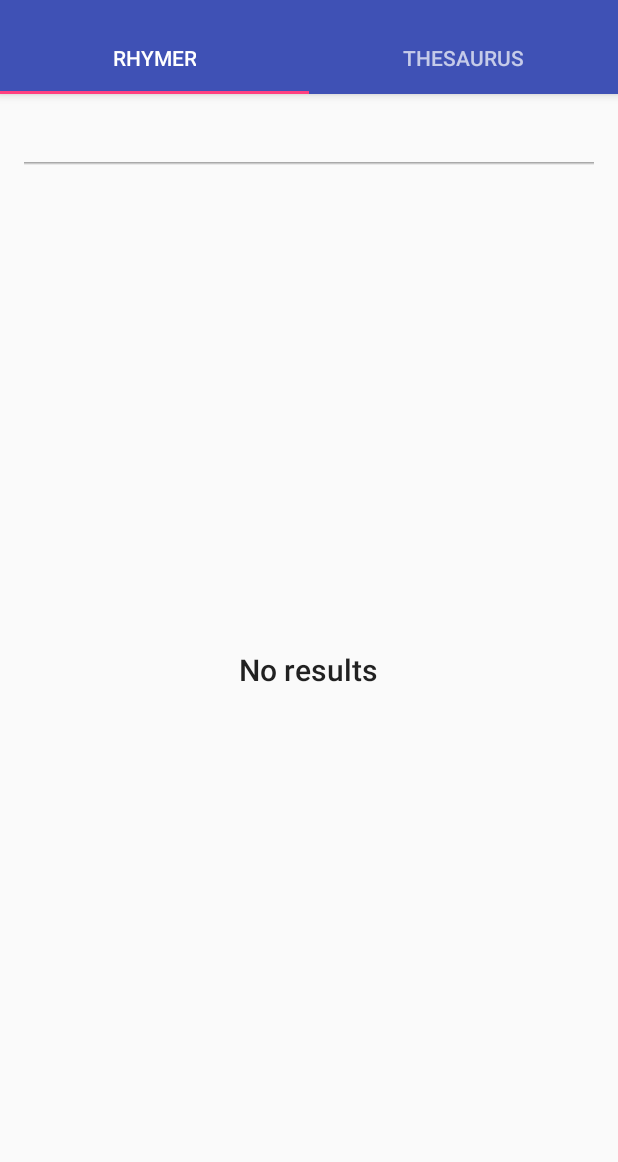
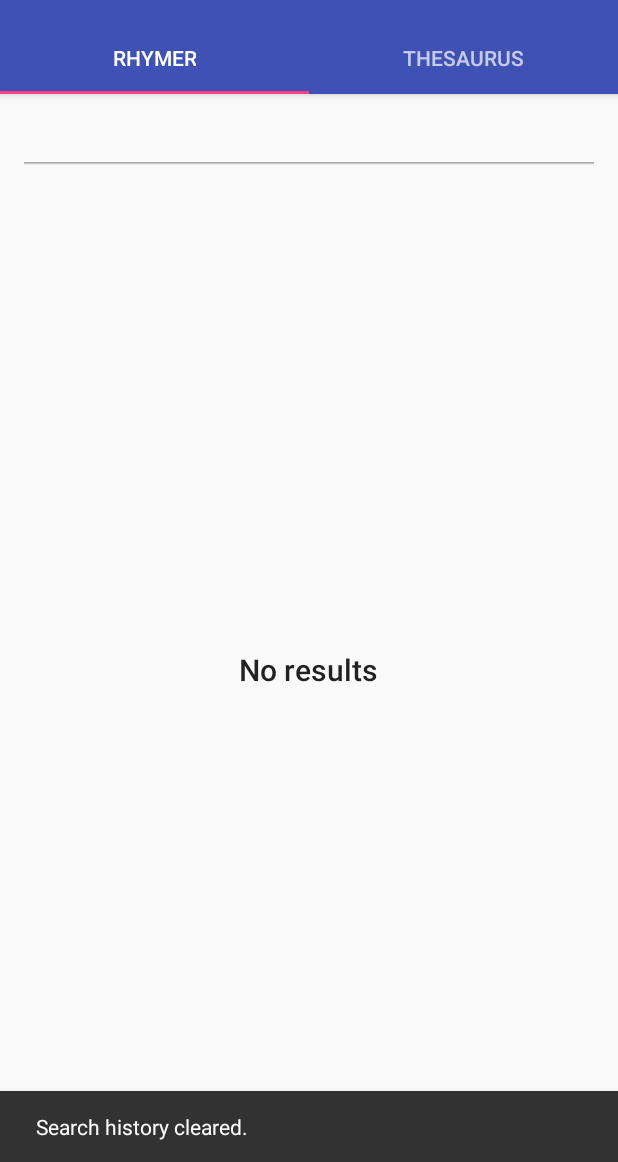
Before and after one commit to caarmen/poet-assistant, an Android app: the screen it shows after launch (MainActivity), in the options menu, after a tap on "Clear search history", on a phone screen of 412 x 824 dp, the part 74-1236 px from its top. Run offline under Robolectric (Android 15) with nearby library versions, the phone set to English and light mode, and no system bars; pictures from the network do not load; 5 statements that could not run were skipped.

Commit message:
Show a snackbar when the suggestions history is cleared.

```diff
--- a/app/src/main/java/ca/rmen/android/poetassistant/main/MainActivity.java
+++ b/app/src/main/java/ca/rmen/android/poetassistant/main/MainActivity.java
@@ -23,6 +23,7 @@ import android.app.SearchManager;
 import android.content.Intent;
 import android.net.Uri;
 import android.os.Bundle;
+import android.support.design.widget.Snackbar;
 import android.support.design.widget.TabLayout;
 import android.support.v4.view.ViewPager;
 import android.support.v7.app.AppCompatActivity;
@@ -108,6 +109,7 @@ public class MainActivity extends AppCompatActivity implements OnWordClickedList
             return true;
         } else if (item.getItemId() == R.id.action_clear_search_history) {
             mSearch.clearSearchHistory();
+            Snackbar.make(mViewPager.getRootView(), R.string.search_history_cleared, Snackbar.LENGTH_SHORT).show();
             return true;
         }
 
--- a/app/src/main/res/values/strings.xml
+++ b/app/src/main/res/values/strings.xml
@@ -21,6 +21,7 @@
     <string name="app_name">Poet Assistant</string>
     <string name="action_search">Search</string>
     <string name="action_clear_search_history">Clear search history</string>
+    <string name="search_history_cleared">Search history cleared.</string>
     <string name="action_about">About</string>
     <string name="search_hint">Lookup a word</string>
     <string name="tab_rhymer">Rhymer</string>
```
